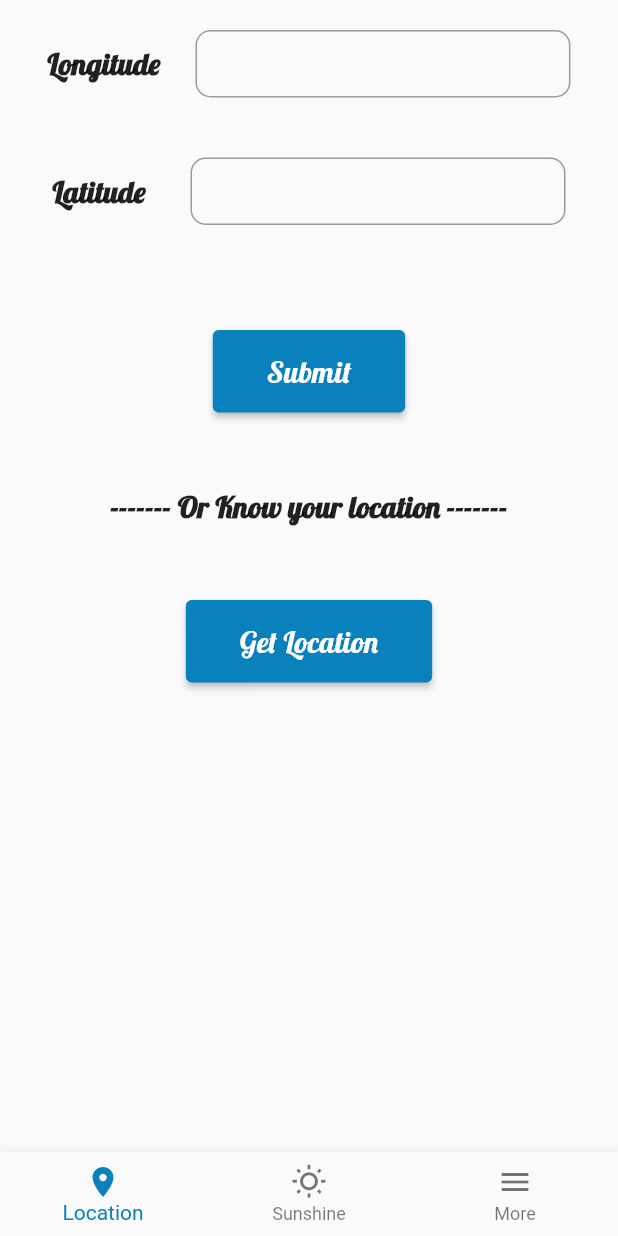
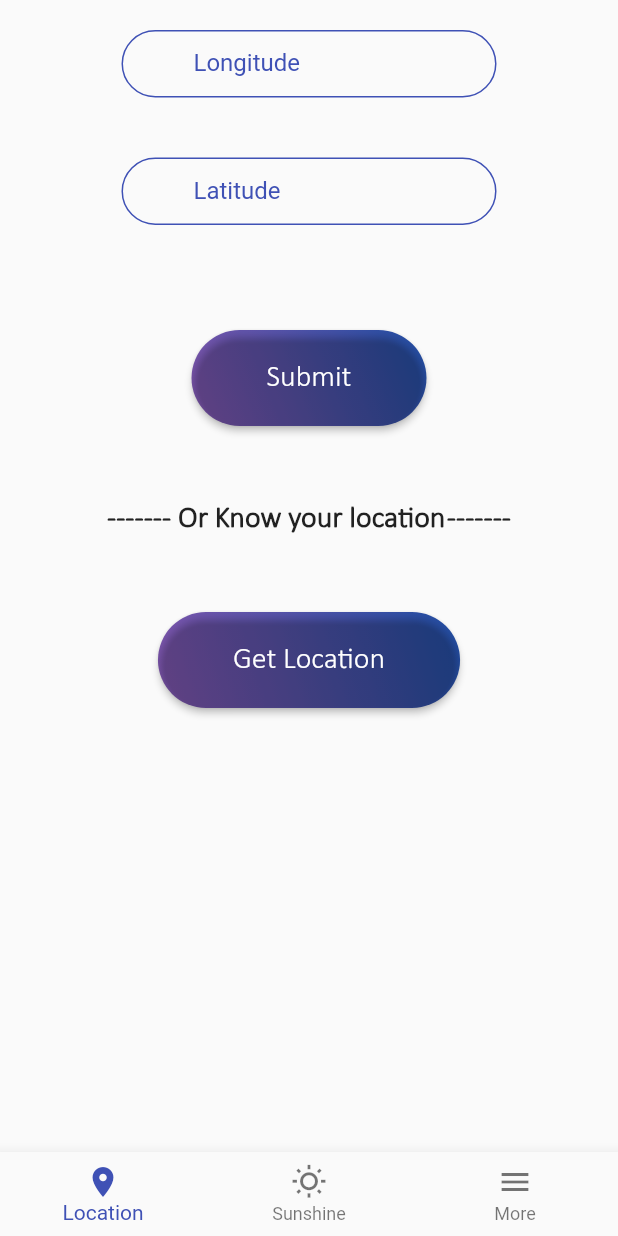
Before and after one commit to Amira-Ezz-149/my_sunshine, a Flutter app: the SplashScreen screen opened directly, after a tap on "set location", on a phone screen of 412 x 824 dp. Run offline on Flutter 3.47's test engine with Material 2 defaults, Android fonts, the phone set to English and light mode, and no system bars; our stand-ins replace fl_chart, flutter_screenutil, geolocator, syncfusion_flutter_charts.

Commit message:
update ui

```diff
--- a/lib/component.dart
+++ b/lib/component.dart
@@ -1,26 +1,39 @@
 import 'package:flutter/material.dart';
 
-Widget buildRow({TextEditingController controller , String title}) {
+Widget buildRow({TextEditingController controller, String title}) {
   return Padding(
     padding: const EdgeInsets.symmetric(horizontal: 20, vertical: 20),
     child: Row(
       mainAxisAlignment: MainAxisAlignment.spaceAround,
       children: [
-        Text(
-          title,
-          style: TextStyle(fontWeight: FontWeight.bold, fontSize: 20.0,fontFamily: 'Lobster'),
-        ),
+        // Text(
+        //   title,
+        //   style: TextStyle(fontWeight: FontWeight.bold, fontSize: 20.0,fontFamily: 'Lobster'),
+        // ),
         Container(
           height: 45,
           width: 250,
           child: TextFormField(
+              keyboardType: TextInputType.number,
+              cursorColor: Colors.indigo,
+              cursorHeight: 25.0,
               controller: controller,
               decoration: InputDecoration(
-                border:
-                    OutlineInputBorder(borderRadius: BorderRadius.circular(10)),
-              ),
-              keyboardType: TextInputType.number),
-        )
+                  prefixIcon: Padding(
+                    padding: const EdgeInsets.only(left: 20.0, right: 20.0),
+                  ),
+                  labelStyle: TextStyle(color: Colors.indigo),
+                  labelText: title,
+                  enabledBorder: OutlineInputBorder(
+                    borderSide: BorderSide(
+                      color: Colors.indigo,
+                    ),
+                    borderRadius: BorderRadius.circular(50.0),
+                  ),
+                  focusedBorder: OutlineInputBorder(
+                      borderRadius: BorderRadius.circular(50.0),
+                      borderSide: BorderSide(color: Colors.indigo)))),
+        ),
       ],
     ),
   );
--- a/lib/constants.dart
+++ b/lib/constants.dart
@@ -62,4 +62,14 @@ List<Widget> toggleTextListWithoutCloud = [
   ),
 ];
 
-Color basicColor = Color(0xff0981BC);
+Color basicColor = Colors.indigo;
+Decoration kButtonStyle = BoxDecoration(
+    borderRadius: BorderRadius.circular(40.0),
+    gradient: LinearGradient(
+      begin: Alignment.topRight,
+      end: Alignment.bottomLeft,
+      colors: [
+        Color(0xff2150a8),
+        Color(0xff8659b4),
+      ],
+    ));
--- a/lib/main.dart
+++ b/lib/main.dart
@@ -30,7 +30,7 @@ class MyApp extends StatelessWidget {
               child: MaterialApp(
                 debugShowCheckedModeBanner: false,
                 theme: ThemeData(),
-                home: AppNavigation(),
+                home: SplashScreen(),
               ),
             ));
   }
--- a/lib/screens/location_screen.dart
+++ b/lib/screens/location_screen.dart
@@ -10,74 +10,105 @@ class LocationScreen extends StatefulWidget {
 }
 
 class _LocationScreenState extends State<LocationScreen> {
-  TextEditingController longController=TextEditingController();
+  TextEditingController longController = TextEditingController();
 
-  TextEditingController latController=TextEditingController();
+  TextEditingController latController = TextEditingController();
   String latitude;
   String longitude;
   String location;
-  void getCurrentLocation()async{
+  void getCurrentLocation() async {
     Geolocator.getCurrentPosition(desiredAccuracy: LocationAccuracy.high)
         .then((Position position) {
-          var lat=position.latitude;
-          var long=position.longitude;
+      var lat = position.latitude;
+      var long = position.longitude;
       setState(() {
-            latitude='$lat';
-            longitude='$long';
-            location= 'latitude : $latitude ,\n longitude : $longitude ';
+        latitude = '$lat';
+        longitude = '$long';
+        location = 'latitude : $latitude ,\n longitude : $longitude ';
       });
-    }).catchError((e){
+    }).catchError((e) {
       print(e.toString());
     });
+  }
 
-  }
   @override
   Widget build(BuildContext context) {
     return Scaffold(
       body: SafeArea(
         child: Column(
           children: [
-            buildRow(title: 'Longitude',controller: longController),
-            buildRow(title: 'Latitude',controller: latController),
-            SizedBox(height: 50,),
-            ElevatedButton(
+            buildRow(title: 'Longitude', controller: longController),
+            buildRow(title: 'Latitude', controller: latController),
+            SizedBox(
+              height: 50,
+            ),
+            DecoratedBox(
+              decoration: kButtonStyle,
+              child: ElevatedButton(
                 style: ElevatedButton.styleFrom(
-                primary: basicColor,
-              ),
+                    padding:
+                        EdgeInsets.symmetric(horizontal: 30.0, vertical: 5.0),
+                    primary: Colors.transparent,
+                    shape: RoundedRectangleBorder(
+                        borderRadius: BorderRadius.circular(40.0))),
                 onPressed: () {},
                 child: Padding(
                   padding: const EdgeInsets.symmetric(
                       vertical: 15.0, horizontal: 20.0),
                   child: Text(
                     'Submit',
-                  style: TextStyle(fontSize: 20.0, fontFamily: 'Lobster'),
+                    style: TextStyle(fontSize: 20.0, fontFamily: 'Calibri'),
                   ),
                 ),
               ),
-            SizedBox(height: 50,),
+            ),
+            SizedBox(
+              height: 50,
+            ),
             Text('------- Or Know your location -------',
-                style: TextStyle(fontWeight: FontWeight.bold, fontSize: 20.0,fontFamily: 'Lobster')),
-            SizedBox(height: 50,),
-            ElevatedButton(
+                style: TextStyle(
+                    fontWeight: FontWeight.bold,
+                    fontSize: 20.0,
+                    fontFamily: 'Calibri')),
+            SizedBox(
+              height: 50,
+            ),
+            DecoratedBox(
+              decoration: kButtonStyle,
+              child: ElevatedButton(
                 style: ElevatedButton.styleFrom(
-                primary: basicColor,
-              ),
+                    padding:
+                        EdgeInsets.symmetric(horizontal: 30.0, vertical: 5.0),
+                    primary: Colors.transparent,
+                    shape: RoundedRectangleBorder(
+                        borderRadius: BorderRadius.circular(40.0))),
                 onPressed: () {
                   getCurrentLocation();
+                  setState(() {
+                    latController.text ??= latitude;
+                    longController.text ??= longitude;
+                  });
                 },
                 child: Padding(
                   padding: const EdgeInsets.symmetric(
                       vertical: 15.0, horizontal: 20.0),
                   child: Text(
                     'Get Location',
-                  style: TextStyle(fontSize: 20.0, fontFamily: 'Lobster'),
+                    style: TextStyle(fontSize: 20.0, fontFamily: 'Calibri'),
                   ),
                 ),
               ),
-            SizedBox(height: 50,),
-            location != null? Text(location,style: TextStyle(
-                color: Colors.black,fontSize: 20.0,fontFamily: 'Lobster'
-            )):Text('')
+            ),
+            SizedBox(
+              height: 50,
+            ),
+            location != null
+                ? Text(location,
+                    style: TextStyle(
+                        color: Colors.black,
+                        fontSize: 20.0,
+                        fontFamily: 'Calibri'))
+                : Text('')
           ],
         ),
       ),
--- a/lib/screens/splash_screen.dart
+++ b/lib/screens/splash_screen.dart
@@ -3,6 +3,7 @@ import 'package:flutter/material.dart';
 import 'package:my_sunshine/constants.dart';
 
 import 'app_navigation.dart';
+
 class SplashScreen extends StatelessWidget {
   const SplashScreen({Key key}) : super(key: key);
 
@@ -11,31 +12,61 @@ class SplashScreen extends StatelessWidget {
     return SafeArea(
       child: Scaffold(
           backgroundColor: Colors.white,
-          body: Column(
+          body: Container(
+            width: MediaQuery.of(context).size.width,
+            height: MediaQuery.of(context).size.height,
+            decoration: BoxDecoration(
+              gradient: LinearGradient(
+                begin: Alignment.topLeft,
+                end: Alignment.bottomRight,
+                colors: [
+                  Color(0xff2150a8),
+                  Colors.indigo,
+                  Color(0xff8659b4),
+                  Color(0xfff803ff),
+                ],
+                // Color(0xff7a6be6),
+                // Color(0xff06d6e0),
+              ),
+            ),
+            child: Padding(
+              padding: const EdgeInsets.symmetric(vertical: 90.0),
+              child: Column(
                 // mainAxisAlignment: MainAxisAlignment.center,
                 children: [
+                  // Icon(
+                  //   Icons.wb_sunny_outlined,
+                  //   color: Colors.white,
+                  //   size: 50.0,
+                  // ),
                   Image(
-                image: AssetImage('assets/images/home.jpg'),
+                    width: 200.0,
+                    height: 170.0,
+                    image: AssetImage('assets/images/logo.png'),
                   ),
                   SizedBox(
                     height: 10.0,
                   ),
                   Text(
-                'You Are My Sunshine',
+                    'S O L E',
                     style: TextStyle(
-                    fontSize: 30.0,
-                    color: basicColor,
+                        fontSize: 60.0,
+                        color: Colors.white,
                         fontFamily: 'Lobster'),
                   ),
                   SizedBox(
-                height: 20.0,
+                    height: 100.0,
                   ),
                   ElevatedButton(
                     style: ElevatedButton.styleFrom(
-                  primary: basicColor,
-                ),
+                        padding: EdgeInsets.symmetric(
+                            horizontal: 30.0, vertical: 5.0),
+                        primary: Colors.white,
+                        shape: RoundedRectangleBorder(
+                            borderRadius: BorderRadius.circular(40.0))),
                     onPressed: () {
-                  Navigator.push(context, MaterialPageRoute(builder: (context){
+                      Navigator.push(context,
+                          MaterialPageRoute(builder: (context) {
                         return AppNavigation();
                       }));
                     },
@@ -44,11 +75,16 @@ class SplashScreen extends StatelessWidget {
                           vertical: 15.0, horizontal: 10.0),
                       child: Text(
                         'set location',
-                    style: TextStyle(fontSize: 20.0, fontFamily: 'Lobster'),
+                        style: TextStyle(
+                            fontSize: 20.0,
+                            fontFamily: 'Calibri',
+                            color: Colors.indigo),
                       ),
                     ),
                   ),
                 ],
+              ),
+            ),
           )),
     );
   }
--- a/lib/widgets/chart_widget.dart
+++ b/lib/widgets/chart_widget.dart
@@ -1,11 +1,12 @@
 import 'package:fl_chart/fl_chart.dart';
 import 'package:flutter/material.dart';
 import 'package:my_sunshine/widgets/chart_data.dart';
+import 'package:my_sunshine/constants.dart';
 
 class ChartWidget extends StatelessWidget {
   final List<Color> gradientColors = [
-    const Color(0xff0981BC),
-    const Color(0xff23b6e6),
+    basicColor,
+    const Color(0xff8659b4),
   ];
 
   @override
--- a/pubspec.yaml
+++ b/pubspec.yaml
@@ -18,7 +18,7 @@ dependencies:
   intl: ^0.17.0
   fl_chart: ^0.40.0
   flutter_screenutil: ^5.0.0+2
-
+  syncfusion_flutter_charts: ^19.3.43
 
 
 dev_dependencies:
@@ -39,3 +39,7 @@ flutter:
     - family: OpenSans
       fonts:
         - asset: assets/fonts/OpenSans-Regular.ttf
+
+    - family: Calibri
+      fonts:
+        - asset: assets/fonts/Calibri Light.ttf
```
Also changed, not shown: lib/screens/more_screen.dart (+4 -3 lines), lib/screens/sunshine_screen.dart (+26 -4 lines), lib/widgets/line_chart.dart (added, +121 -0 lines), assets/fonts/Calibri Light.ttf (added), assets/images/logo.png (added), pubspec.lock. Lines whose indentation alone changed are shown as unchanged.
